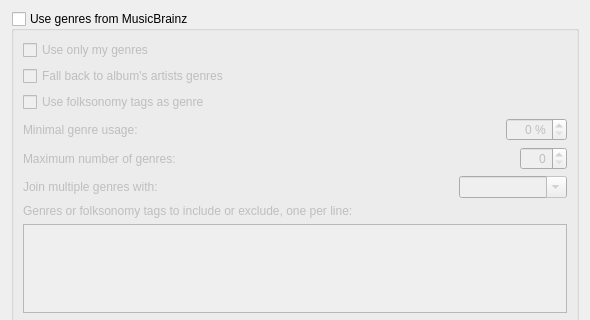
Qt form ui/options_genres.ui (metabrainz/picard) before a commit; both pictures show x 0 to 590 and y 0 to 320 of the 590 by 471 pixel window.
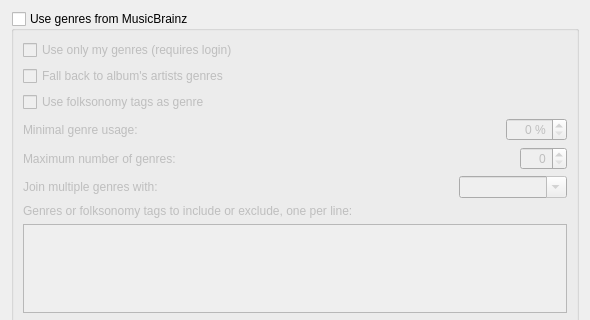
The same form after that commit.

Commit message:
PICARD-1638: Label options that require login, keep collections always editable
Add "(requires login)" suffix to option labels that trigger
authentication:
- "Enable track ratings (requires login)"
- "Use only my genres (requires login)"
- "Enable managing user collections (requires login)"

Also remove the code that disabled the user collections checkbox
when not logged in. This is no longer needed since the webservice
now gracefully retries requests without user-specific data when
authentication is declined.

```diff
--- a/ui/options_genres.ui
+++ b/ui/options_genres.ui
@@ -29,7 +29,7 @@
       <item>
        <widget class="QCheckBox" name="only_my_genres">
         <property name="text">
-         <string>Use only my genres</string>
+         <string>Use only my genres (requires login)</string>
         </property>
        </widget>
       </item>
```
The commit also changes 6 other files.
